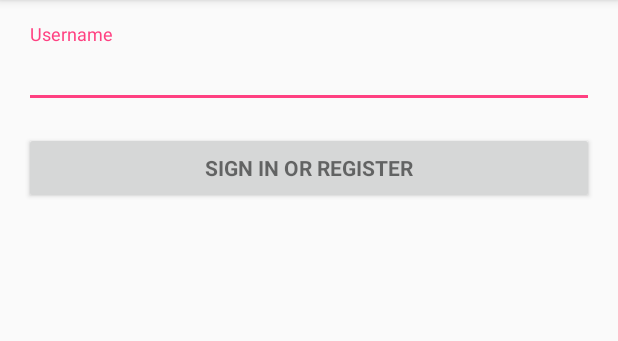
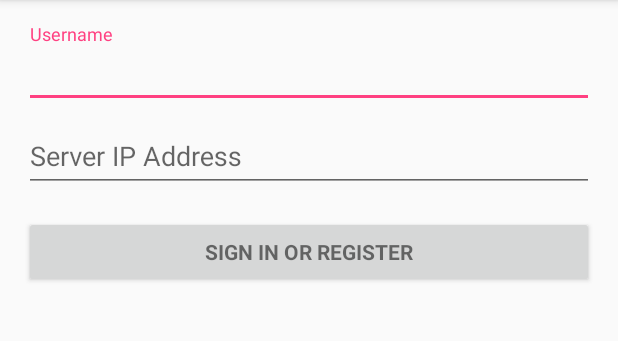
Before and after one commit to mishuan/messenger, an Android app: the screen it shows after launch (LoginActivity), on a phone screen of 412 x 824 dp, the part 84-425 px from its top. Run offline under Robolectric (Android 15) with nearby library versions, the phone set to English and light mode, and no system bars.

Commit message:
ip address will be prompted on login. if no ip is inputted, a default will be set

```diff
--- a/AndroidClient/app/src/main/java/com/ece416/aruproy/messengerclient/Constants.java
+++ b/AndroidClient/app/src/main/java/com/ece416/aruproy/messengerclient/Constants.java
@@ -9,6 +9,8 @@ public class Constants {
     public static String USERNAME= "username";
     public static String MESSAGE_TYPE_KEY = "messageType";
     public static String USERNAME_KEY = "username";
+    public static String IP = "ipAddress";
+    public static String TCP_DEBUG = "TCP_DEBUG";
     public static int ListGroups = 0;
     public static int JoinGroup = 1;
     public static int NewMessage = 2;
--- a/AndroidClient/app/src/main/java/com/ece416/aruproy/messengerclient/LoginActivity.java
+++ b/AndroidClient/app/src/main/java/com/ece416/aruproy/messengerclient/LoginActivity.java
@@ -3,6 +3,7 @@ package com.ece416.aruproy.messengerclient;
 import android.content.Intent;
 import android.os.Bundle;
 import android.support.v7.app.AppCompatActivity;
+import android.util.Log;
 import android.view.View;
 import android.widget.AutoCompleteTextView;
 
@@ -20,7 +21,9 @@ public class LoginActivity extends AppCompatActivity {
     protected void loginOnClick(View v) {
         Intent i = new Intent(LoginActivity.this, ChatActivity.class);
         AutoCompleteTextView source = (AutoCompleteTextView) findViewById(R.id.username);
+        AutoCompleteTextView ipAddress = (AutoCompleteTextView) findViewById(R.id.ip_address);
         i.putExtra(Constants.USERNAME, source.getText().toString());
+        i.putExtra(Constants.IP, ipAddress.getText().toString());
         LoginActivity.this.startActivity(i);
     }
 }
--- a/AndroidClient/app/src/main/java/com/ece416/aruproy/messengerclient/TcpClient.java
+++ b/AndroidClient/app/src/main/java/com/ece416/aruproy/messengerclient/TcpClient.java
@@ -33,8 +33,10 @@ public class TcpClient {
     /**
      * Constructor of the class. OnMessagedReceived listens for the messages received from server
      */
-    public TcpClient(OnMessageReceived listener) {
+    public TcpClient(String ip, OnMessageReceived listener) {
         mMessageListener = listener;
+        if (!ip.equals("")) SERVER_IP = ip;
+        Log.e(Constants.TCP_DEBUG, SERVER_IP);
     }
 
     /**
@@ -72,7 +74,7 @@ public class TcpClient {
         mRun = true;
 
         try {
-            //here you must put your computer's IP address.
+            //here IP address inputted.
             InetAddress serverAddr = InetAddress.getByName(SERVER_IP);
 
             Log.e("TCP Client", "C: Connecting...");
--- a/AndroidClient/app/src/main/res/layout/activity_login.xml
+++ b/AndroidClient/app/src/main/res/layout/activity_login.xml
@@ -35,6 +35,20 @@
 
             </android.support.design.widget.TextInputLayout>
 
+            <android.support.design.widget.TextInputLayout
+                android:layout_width="match_parent"
+                android:layout_height="wrap_content">
+
+                <AutoCompleteTextView
+                    android:id="@+id/ip_address"
+                    android:layout_width="match_parent"
+                    android:layout_height="wrap_content"
+                    android:hint="@string/prompt_ip_address"
+                    android:maxLines="1"
+                    android:singleLine="true" />
+
+            </android.support.design.widget.TextInputLayout>
+
             <Button
                 android:id="@+id/sign_in_button"
                 style="?android:textAppearanceSmall"
--- a/AndroidClient/app/src/main/res/values/strings.xml
+++ b/AndroidClient/app/src/main/res/values/strings.xml
@@ -7,5 +7,6 @@
 
     <!-- Strings related to login -->
     <string name="prompt_username">Username</string>
+    <string name="prompt_ip_address">Server IP Address</string>
     <string name="action_sign_in">Sign in or register</string>
 </resources>
```
Also changed, not shown: AndroidClient/app/src/main/java/com/ece416/aruproy/messengerclient/ChatActivity.java (+3 -50 lines).
